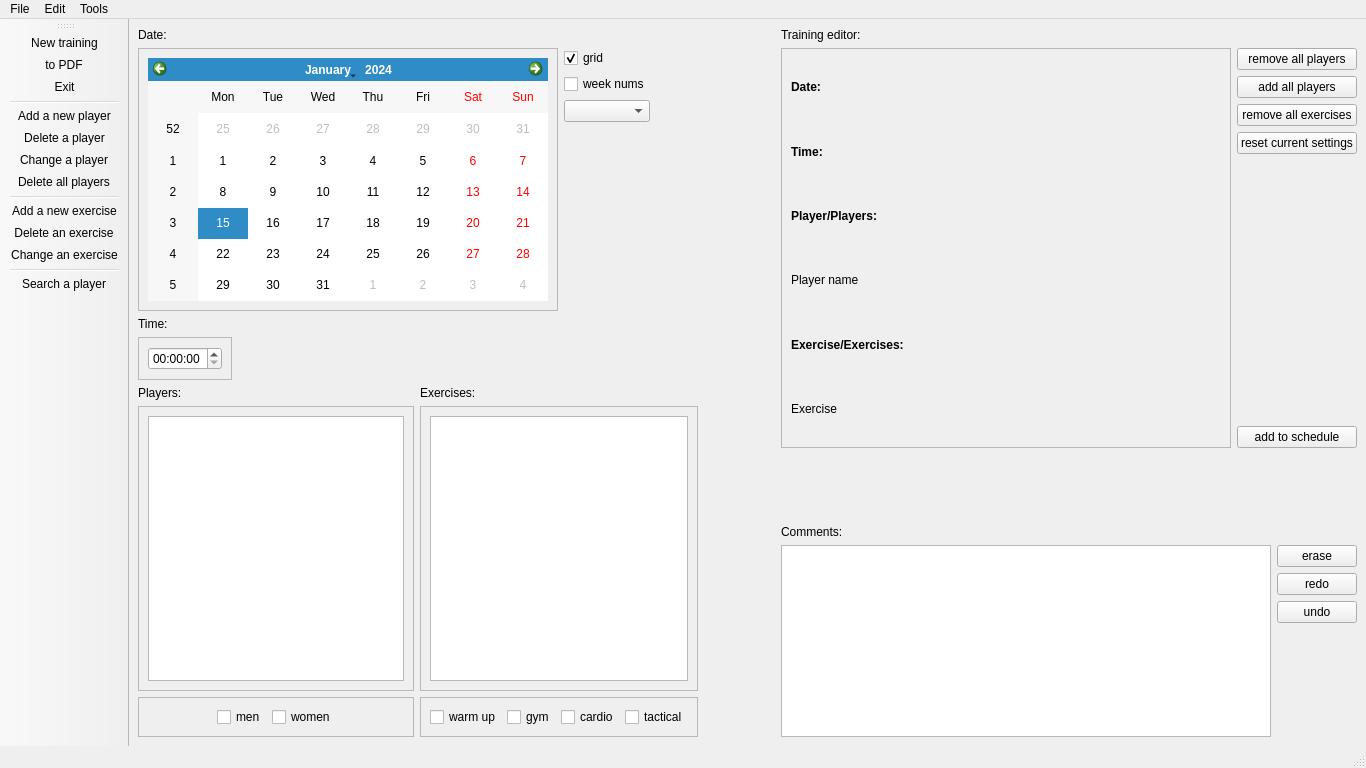
First picture: the form in BVB_Manager/bvb_manager.ui, repository Sautenko-Andrey/BVB_Manager, before the edit.
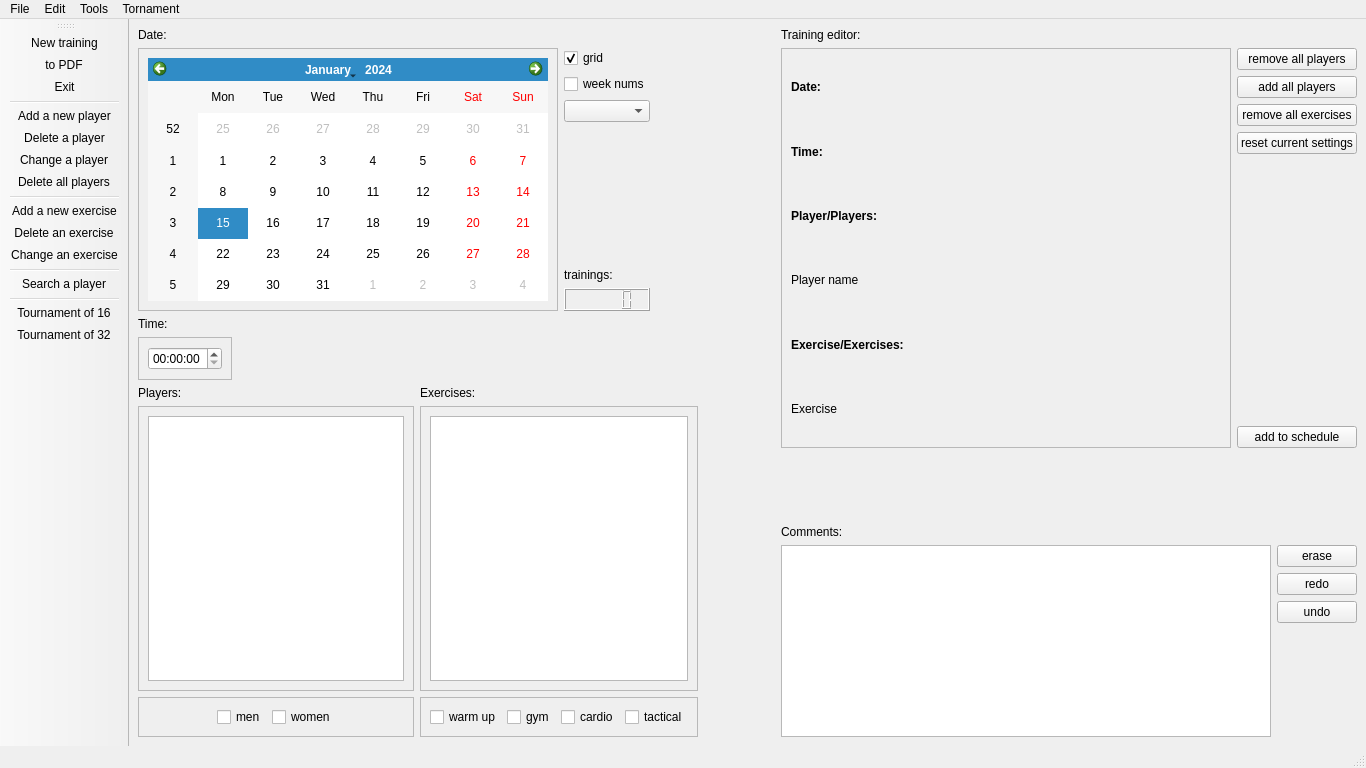
Second picture: the form after the edit. Icons and pictures are not drawn.

Commit message: fix a training viewer bug and add training counter widget. Started working on a double elimination tournament tool.

Patch:
```diff
--- a/BVB_Manager/bvb_manager.ui
+++ b/BVB_Manager/bvb_manager.ui
@@ -14,14 +14,12 @@
    <string>BVB_Manager</string>
   </property>
   <widget class="QWidget" name="centralwidget">
-   <layout class="QHBoxLayout" name="horizontalLayout_11">
-    <item>
      <layout class="QHBoxLayout" name="horizontalLayout_10">
       <item>
-       <layout class="QVBoxLayout" name="verticalLayout_19">
-        <item>
          <layout class="QHBoxLayout" name="horizontalLayout_4">
           <item>
+       <layout class="QVBoxLayout" name="verticalLayout_18">
+        <item>
            <layout class="QVBoxLayout" name="verticalLayout_16">
             <item>
              <layout class="QVBoxLayout" name="verticalLayout_15">
@@ -98,13 +96,36 @@
                     <property name="sizeHint" stdset="0">
                      <size>
                       <width>20</width>
-                      <height>88</height>
+                    <height>38</height>
                      </size>
                     </property>
                    </spacer>
                   </item>
-                 </layout>
-                </item>
+                <item>
+                 <widget class="QLabel" name="trainings_count_label">
+                  <property name="text">
+                   <string>trainings: </string>
+                  </property>
+                 </widget>
+                </item>
+                <item>
+                 <widget class="QLCDNumber" name="lcdNumber"/>
+                </item>
+               </layout>
+              </item>
+              <item>
+               <spacer name="horizontalSpacer_3">
+                <property name="orientation">
+                 <enum>Qt::Horizontal</enum>
+                </property>
+                <property name="sizeHint" stdset="0">
+                 <size>
+                  <width>13</width>
+                  <height>20</height>
+                 </size>
+                </property>
+               </spacer>
+              </item>
                </layout>
               </item>
              </layout>
@@ -155,21 +176,6 @@
            </layout>
           </item>
           <item>
-           <spacer name="horizontalSpacer_3">
-            <property name="orientation">
-             <enum>Qt::Horizontal</enum>
-            </property>
-            <property name="sizeHint" stdset="0">
-             <size>
-              <width>13</width>
-              <height>20</height>
-             </size>
-            </property>
-           </spacer>
-          </item>
-         </layout>
-        </item>
-        <item>
          <layout class="QHBoxLayout" name="horizontalLayout_8">
           <item>
            <layout class="QVBoxLayout" name="verticalLayout_13">
@@ -695,9 +701,18 @@
     </property>
     <addaction name="actionSearch_a_player"/>
    </widget>
+   <widget class="QMenu" name="menuTornament">
+    <property name="title">
+     <string>Tornament</string>
+    </property>
+    <addaction name="actionTournament_16"/>
+    <addaction name="actionTournament_32"/>
+    <addaction name="actionTournament_64"/>
+   </widget>
    <addaction name="menuFile"/>
    <addaction name="menuEdit"/>
    <addaction name="menuTools"/>
+   <addaction name="menuTornament"/>
   </widget>
   <widget class="QStatusBar" name="statusbar"/>
   <widget class="QToolBar" name="toolBar">
@@ -724,6 +739,9 @@
    <addaction name="actionChange_an_exercise"/>
    <addaction name="separator"/>
    <addaction name="actionSearch_a_player"/>
+   <addaction name="separator"/>
+   <addaction name="actionTournament_16"/>
+   <addaction name="actionTournament_32"/>
   </widget>
   <action name="actionNew_training">
    <property name="icon">
@@ -824,6 +842,29 @@
     <string>Search a player</string>
    </property>
   </action>
+  <action name="actionTournament_16">
+   <property name="icon">
+    <iconset resource="res.qrc">
+     <normaloff>:/images/tournament_of_16.png</normaloff>:/images/tournament_of_16.png</iconset>
+   </property>
+   <property name="text">
+    <string>Tournament of 16</string>
+   </property>
+  </action>
+  <action name="actionTournament_32">
+   <property name="icon">
+    <iconset resource="res.qrc">
+     <normaloff>:/images/tournament_of_32.png</normaloff>:/images/tournament_of_32.png</iconset>
+   </property>
+   <property name="text">
+    <string>Tournament of 32</string>
+   </property>
+  </action>
+  <action name="actionTournament_64">
+   <property name="text">
+    <string>Tournament of 64</string>
+   </property>
+  </action>
  </widget>
  <resources>
   <include location="res.qrc"/>
```
Lines whose indentation alone changed are shown as unchanged. The commit also changes 7 other files.
